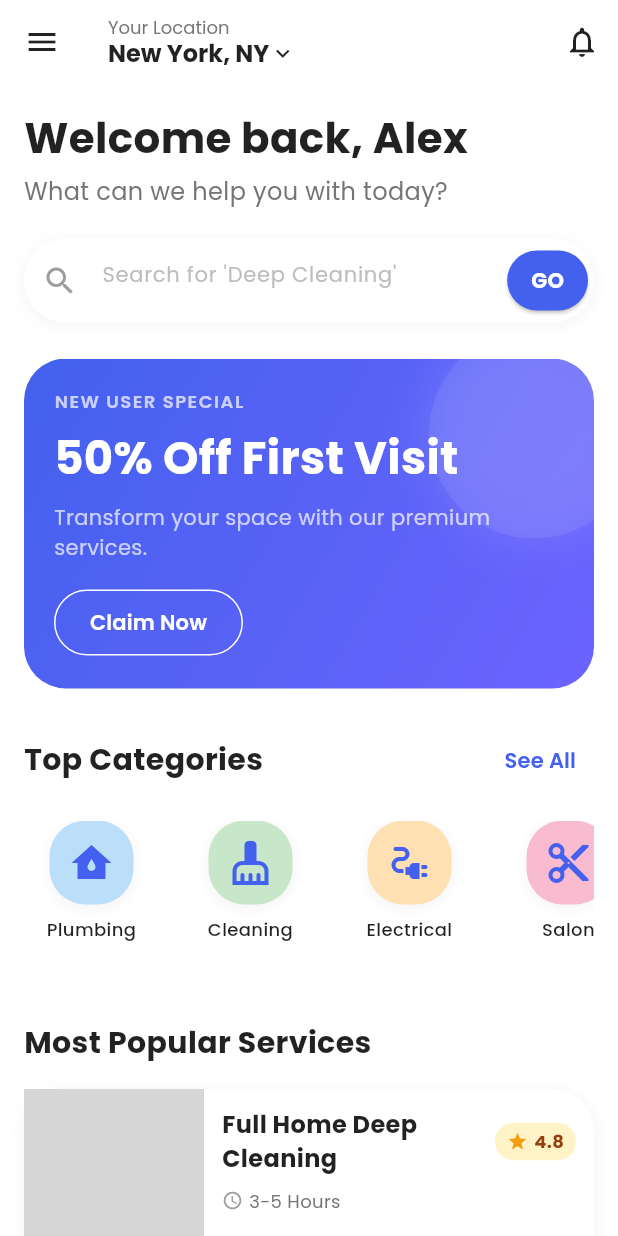
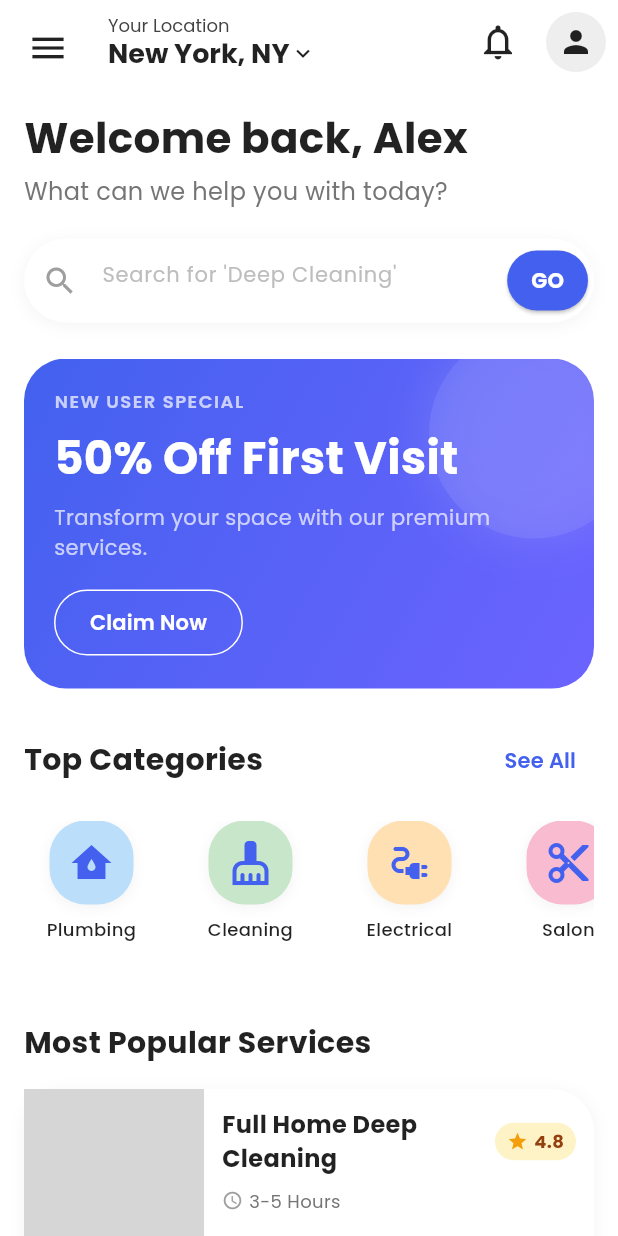
Before and after one commit to AryanNagori1405/MyWorkersApp, a Flutter app: the screen it shows after launch, on a phone screen of 412 x 824 dp. Run offline on Flutter 3.47's test engine with Material 3 defaults, Android fonts, the phone set to English and light mode, and no system bars; our stand-ins replace google_fonts; grey boxes are pictures that could not be loaded.

Commit message:
update home screen UI

```diff
--- a/lib/screens/home_screen.dart
+++ b/lib/screens/home_screen.dart
@@ -12,7 +12,11 @@ class HomeScreen extends StatelessWidget {
         backgroundColor: Colors.transparent,
         elevation: 0,
         leading: IconButton(
-          icon: const Icon(Icons.menu, color: Colors.black87),
+          icon: Padding(
+            padding: const EdgeInsets.all(10.0),
+            child: const Icon(Icons.menu, color: Colors.black87),
+          ),
+          iconSize: 28,
           onPressed: () {},
         ),
         title: Column(
@@ -20,14 +24,14 @@ class HomeScreen extends StatelessWidget {
           children: [
             Text(
               'Your Location',
-              style: TextStyle(fontSize: 12, color: Colors.grey[600]),
+              style: TextStyle(fontSize: 12, color: Colors.grey[800]),
             ),
             Row(
               children: [
                 const Text(
                   'New York, NY',
                   style: TextStyle(
-                    fontSize: 16,
+                    fontSize: 18,
                     fontWeight: FontWeight.bold,
                     color: Colors.black87,
                   ),
@@ -46,8 +50,17 @@ class HomeScreen extends StatelessWidget {
             icon: const Icon(
               Icons.notifications_outlined,
               color: Colors.black87,
+              size: 28,
             ),
             onPressed: () {},
+          ),
+          Padding(
+            padding: const EdgeInsets.only(left: 8, right: 8),
+            child: CircleAvatar(
+              radius: 20,
+              backgroundColor: Colors.grey[200],
+              child: const Icon(Icons.person, size: 24, color: Colors.black87),
+            ),
           ),
         ],
       ),
@@ -205,7 +218,9 @@ class HomeScreen extends StatelessWidget {
                       height: 140,
                       decoration: BoxDecoration(
                         shape: BoxShape.circle,
-                        color: Colors.white.withValues(alpha: 0.08), // much lighter
+                        color: Colors.white.withValues(
+                          alpha: 0.08,
+                        ), // much lighter
                         boxShadow: [
                           BoxShadow(
                             color: Colors.white.withValues(alpha: 0.1),
```
